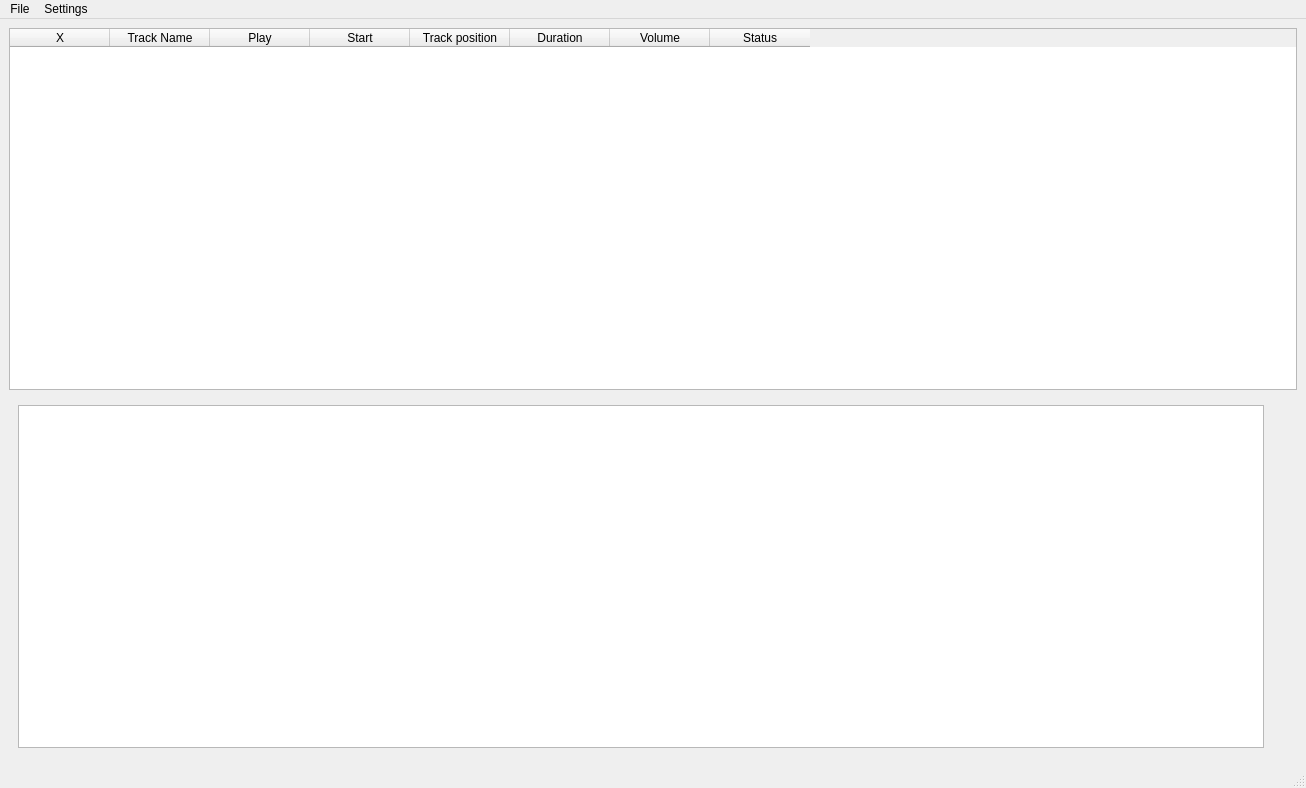
First picture: the form in app/mainwindow.ui, repository ikukishev/rama-light-generator, before the edit.
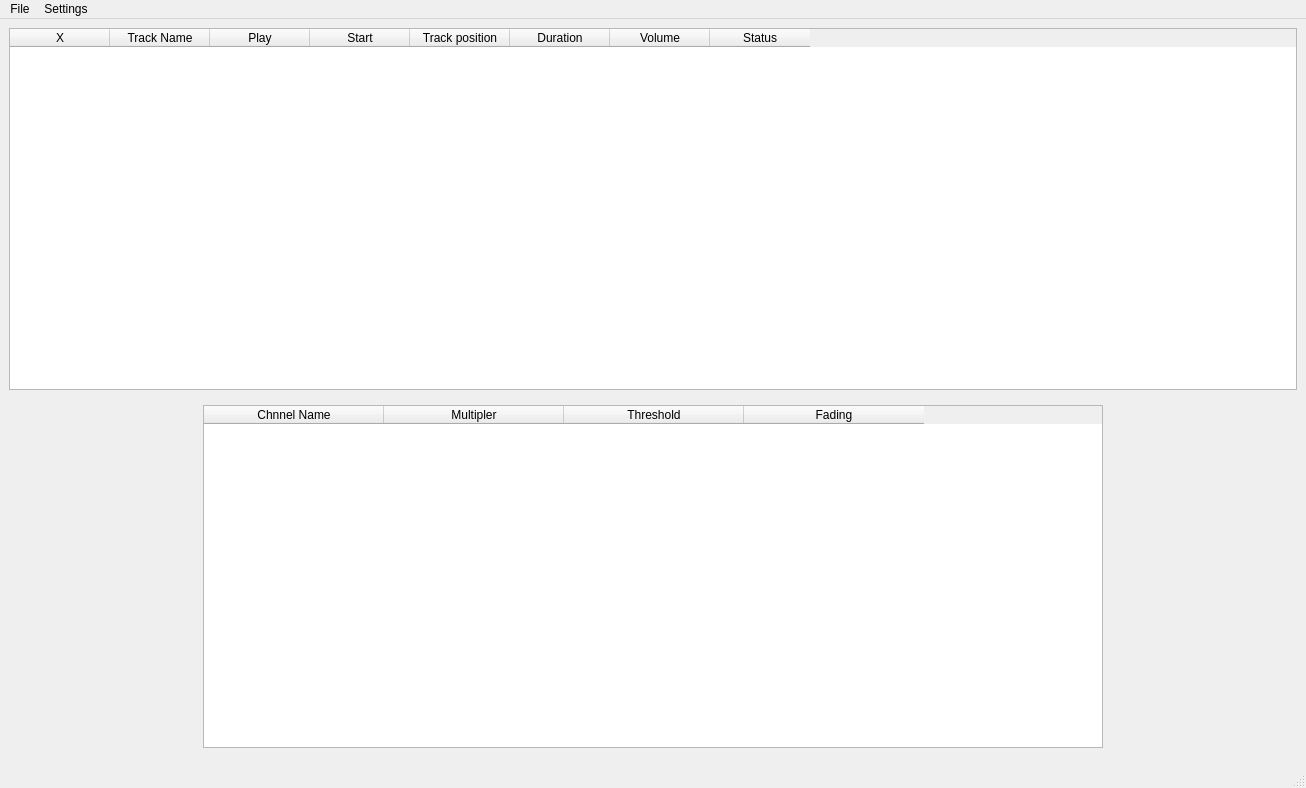
Second picture: the form after the edit.

Commit message: Added channel configuration table + spectrum widget draws on main window

The edit to the form file:
```diff
--- a/app/mainwindow.ui
+++ b/app/mainwindow.ui
@@ -93,11 +93,36 @@
      <widget class="QWidget" name="widget" native="true">
       <layout class="QHBoxLayout" name="horizontalLayout_3">
        <item>
-        <widget class="QTableWidget" name="tableWidget_2"/>
-       </item>
-       <item>
-        <widget class="QWidget" name="widget_2" native="true">
-         <layout class="QVBoxLayout" name="verticalLayout_2"/>
+        <widget class="QTableWidget" name="tableWidget_2">
+         <property name="maximumSize">
+          <size>
+           <width>900</width>
+           <height>16777215</height>
+          </size>
+         </property>
+         <attribute name="horizontalHeaderDefaultSectionSize">
+          <number>180</number>
+         </attribute>
+         <column>
+          <property name="text">
+           <string>Chnnel Name</string>
+          </property>
+         </column>
+         <column>
+          <property name="text">
+           <string>Multipler</string>
+          </property>
+         </column>
+         <column>
+          <property name="text">
+           <string>Threshold</string>
+          </property>
+         </column>
+         <column>
+          <property name="text">
+           <string>Fading</string>
+          </property>
+         </column>
         </widget>
        </item>
       </layout>
```
The commit also changes 5 other files.
